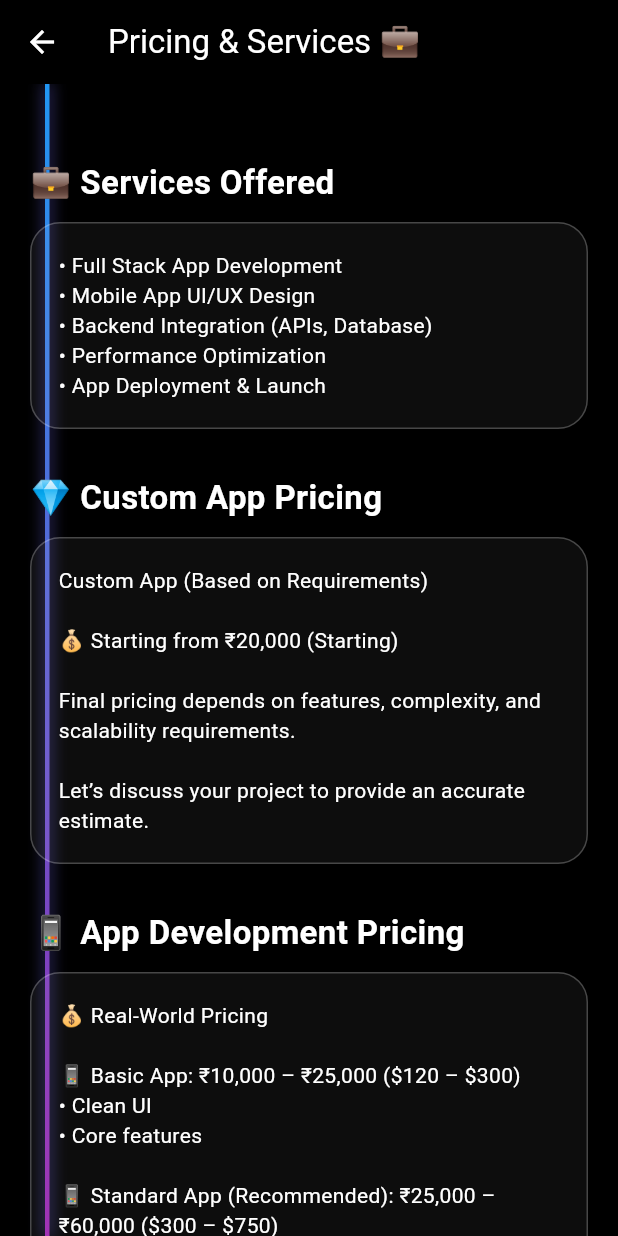
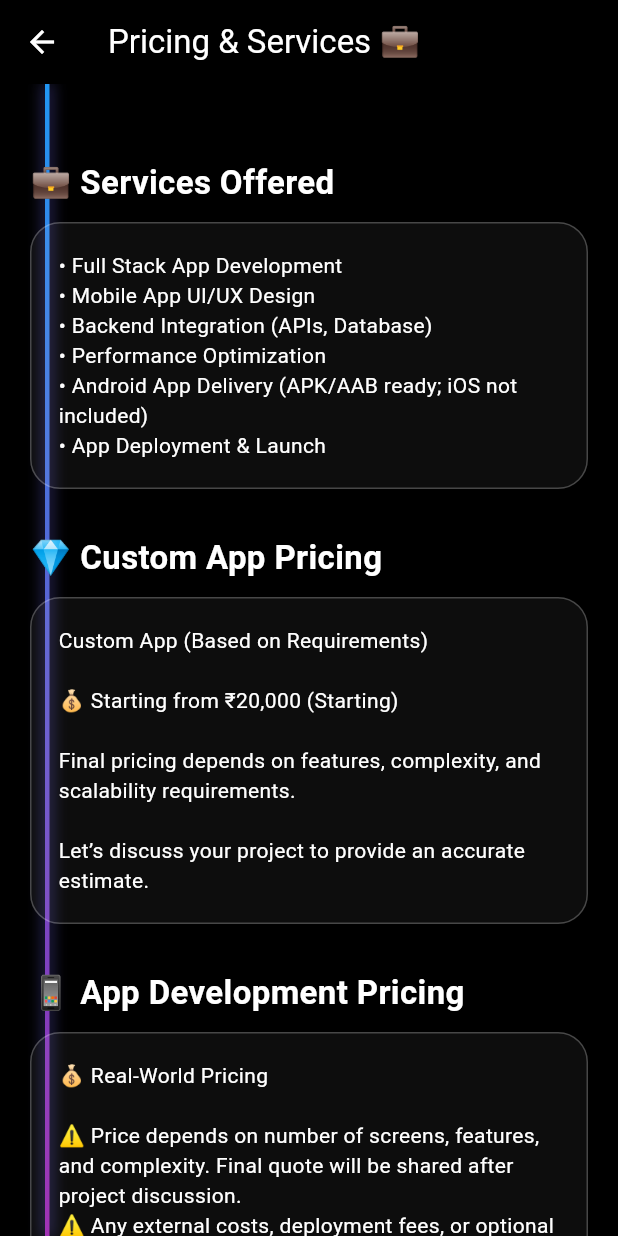
Before and after one commit to sagarborkar0888-wq/sagar-portfolio, a Flutter app: the PricingSection screen opened directly, on a phone screen of 412 x 824 dp. Run offline on Flutter 3.47's test engine with Material 3 defaults, Android fonts, the phone set to English and light mode, and no system bars; our stand-ins replace cached_network_image, visibility_detector.

Commit message:
Update website

```diff
--- a/lib/screens/pricing_section.dart
+++ b/lib/screens/pricing_section.dart
@@ -45,24 +45,34 @@ class PricingSection extends StatelessWidget {
                   child: _section([
                     const Text(
                       "💰 Real-World Pricing\n\n"
+                          "⚠ Price depends on number of screens, features, and complexity. Final quote will be shared after project discussion.\n"
+                          "⚠ Any external costs, deployment fees, or optional features are not included in the base price.\n\n"
 
                           "📱 Basic App: ₹10,000 – ₹25,000 (\$120 – \$300)\n"
                           "• Clean UI\n"
-                          "• Core features\n\n"
+                          "• Core features\n"
+                          "• Screens: 2–5\n\n"
 
                           "📱 Standard App (Recommended): ₹25,000 – ₹60,000 (\$300 – \$750)\n"
                           "• User Authentication (Login/Signup)\n"
-                          "• API & database integration\n\n"
+                          "• API & database integration\n"
+                          "• Screens: 6–15\n\n"
 
                           "📱 Advanced App: ₹60,000 – ₹1,50,000+ (\$750 – \$1800+)\n"
                           "• Full-featured app\n"
                           "• Scalable architecture\n"
                           "• Premium UI/UX\n"
-                          "• Advanced App customers usually choose Premium Support for smooth launch\n\n"
-                          "• ⚠ Note: iOS app is not included in any package. Delivery is Android APK/AAB only.\n"
-                          "• ⚠ AI-powered backend features are not included in any package.\n\n"
+                          "• Advanced App customers usually choose Premium Support for smooth launch\n"
+                          "• Screens: 16–30+\n\n"
+
+                          "• ⚠ Note: Android APK/AAB delivery only; iOS app not included in any package.\n"
+                          "• ⚠ Note: Optional Play Store deployment available as extra paid service.\n"
+                          "• ⚠ Note: AI-powered backend features are not included in any package.\n\n"
 
                           "⚡ Each app is built based on your requirements.\n\n"
+
+                          "⚠ ‘Unlimited’ refers to screens/features within the agreed project scope. Extra requests may require additional fees.\n\n"
+
                           "👉 Final pricing depends on features and scope.\n"
                           "Let’s discuss your idea for an exact estimate.",
                     ),
@@ -240,6 +250,7 @@ Thank you.
     Text("• Mobile App UI/UX Design"),
     Text("• Backend Integration (APIs, Database)"),
     Text("• Performance Optimization"),
+    Text("• Android App Delivery (APK/AAB ready; iOS not included)"),
     Text("• App Deployment & Launch"),
   ];
 
@@ -281,16 +292,24 @@ Thank you.
     Text("• Responsive Design"),
     Text("• Source Code"),
     Text("• Bug Free Setup"),
+    Text("• Signed APK/AAB ready for client use"),
   ];
 
   /// ⚖️ COMPARISON
   Widget _comparisonTable() {
     return Column(
+      crossAxisAlignment: CrossAxisAlignment.start,
       children: [
         _row("Feature", "Basic", "Premium"),
         _row("UI Screens", "2", "Unlimited"),
         _row("API", "❌", "✅"),
         _row("Support", "❌", "✅"),
+        const SizedBox(height: 10),
+        const Text(
+          "⚠ “Unlimited” refers to all screens/features within the agreed project scope."
+              "Extra requests beyond scope can be discussed and may require additional fees.",
+          style: TextStyle(color: Colors.white70, fontSize: 12),
+        ),
       ],
     );
   }
@@ -344,9 +363,12 @@ Thank you.
   ];
 
   List<Widget> _notIncluded() => const [
-    Text("• Hosting Cost"),
-    Text("• App Store Fees"),
-    Text("• Third-party APIs"),
+    Text("⚠ Any external costs, deployment fees, or optional features are not included in the base price.\n"),
+    Text("• Play Store Developer Account (required if deploying Android app)"),
+    Text("• App Store / iOS deployment (not included)"),
+    Text("• Hosting Costs (if any server is used)"),
+    Text("• Third-party APIs or paid services"),
+    Text("• AI-powered backend features"),
   ];
 
   List<Widget> _testimonials() => const [
```
Also changed, not shown: 3 other files.
